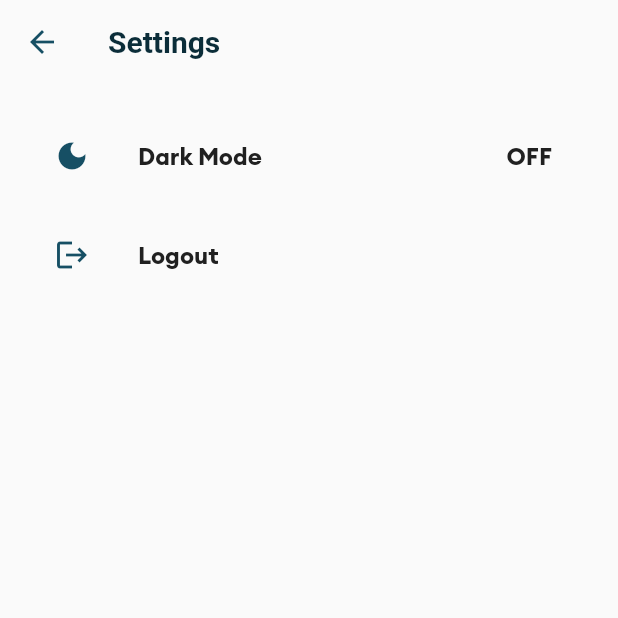
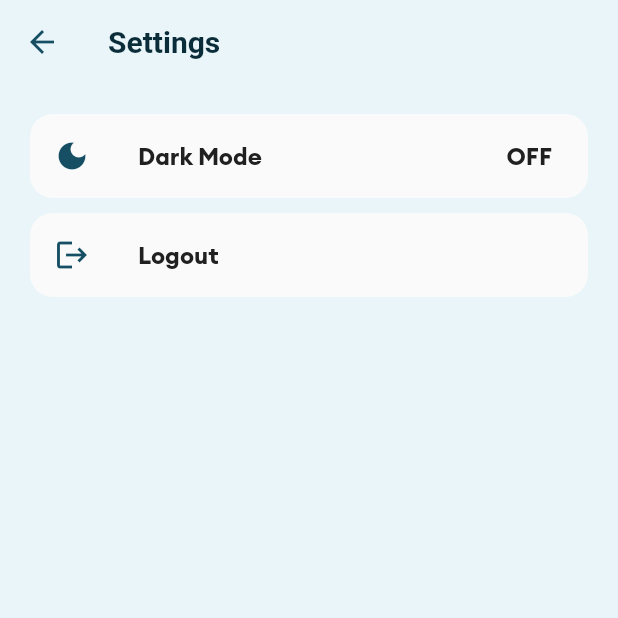
Before and after one commit to rojanshr1996/demo_notes_app, a Flutter app: the Settings screen opened by its route, after a tap on "Logout", on a phone screen of 412 x 824 dp, the top half of it. Run offline on Flutter 3.47's test engine with Material 2 defaults, Android fonts, the phone set to English and light mode, and no system bars; our stand-ins replace cloud_firestore, equatable, firebase_auth, firebase_core, flutter_bloc, flutter_screenutil and 3 more; missing offline and left inert: cloud_firestore_web, custom_widgets, firebase_analytics_web, firebase_auth_web, firebase_core_web, share_plus_web and 1 more; accounts and stored records are empty; network calls fail.

Commit message:
Light mode added to all the screens

```diff
--- a/lib/helpers/loading/loading_screen.dart
+++ b/lib/helpers/loading/loading_screen.dart
@@ -44,7 +44,7 @@ class LoadingScreen {
               minWidth: size.width * 0.5,
             ),
             decoration: BoxDecoration(
-              color: Theme.of(context).backgroundColor,
+              color: Theme.of(context).scaffoldBackgroundColor,
               borderRadius: BorderRadius.circular(10),
             ),
             child: Padding(
--- a/lib/main.dart
+++ b/lib/main.dart
@@ -5,10 +5,8 @@ import 'package:demo_app_bloc/cubit/post_cubit.dart';
 import 'package:demo_app_bloc/services/auth_services.dart';
 import 'package:demo_app_bloc/services/post_service.dart';
 import 'package:demo_app_bloc/utils/app_colors.dart';
-import 'package:demo_app_bloc/view/auth/login_screen.dart';
 import 'package:demo_app_bloc/view/route/app_router.dart';
 import 'package:demo_app_bloc/view/route/routes.dart';
-import 'package:device_preview/device_preview.dart';
 import 'package:firebase_core/firebase_core.dart';
 import 'package:flutter/material.dart';
 import 'package:flutter_bloc/flutter_bloc.dart';
--- a/lib/utils/app_colors.dart
+++ b/lib/utils/app_colors.dart
@@ -33,16 +33,17 @@ class AppColors {
 
 class ThemeClass {
   static ThemeData lightTheme = ThemeData(
-      scaffoldBackgroundColor: AppColors.cDarkBlueLight,
-      primaryColor: AppColors.cLightShade,
+      scaffoldBackgroundColor: AppColors.cLightShade,
+      primaryColor: AppColors.cDarkBlueAccent,
       fontFamily: "euclid",
       splashColor: AppColors.cBlueShade.withAlpha(40),
       highlightColor: AppColors.transparent,
-      colorScheme: const ColorScheme.light(
+      colorScheme: ColorScheme.light(
         background: AppColors.cLight,
         error: AppColors.cRedAccent,
         primary: AppColors.cDarkBlueAccent,
         secondary: AppColors.cLight,
+        shadow: AppColors.cDarkBlueLight.withAlpha(220),
       ),
       buttonTheme: const ButtonThemeData(
         highlightColor: AppColors.transparent,
@@ -77,10 +78,11 @@ class ThemeClass {
     fontFamily: "euclid",
     splashColor: AppColors.cBlueShade.withAlpha(40),
     highlightColor: AppColors.transparent,
-    colorScheme: const ColorScheme.dark(
+    colorScheme: ColorScheme.dark(
       error: AppColors.cRedAccent,
       primary: AppColors.cDarkBlue,
       secondary: AppColors.cDarkBlueAccent,
+      shadow: AppColors.cSkyBlue.withAlpha(200),
     ),
     textTheme: const TextTheme(
       titleLarge: TextStyle(fontSize: 28, fontWeight: black, color: AppColors.cLight, letterSpacing: 0.5),
--- a/lib/view/auth/login_screen.dart
+++ b/lib/view/auth/login_screen.dart
@@ -60,7 +60,7 @@ class _LoginScreenState extends State<LoginScreen> {
     context.read<AuthBloc>().add(const AuthEventInitialize());
     return RemoveFocus(
       child: Scaffold(
-        backgroundColor: Theme.of(context).backgroundColor,
+        backgroundColor: Theme.of(context).scaffoldBackgroundColor,
         body: BlocConsumer<AuthBloc, AuthState>(
           listener: (context, state) async {
             if (state.isLoading) {
@@ -114,7 +114,7 @@ class _LoginScreenState extends State<LoginScreen> {
                                           color: Theme.of(context).colorScheme.background,
                                           boxShadow: [
                                             BoxShadow(
-                                                color: AppColors.cSkyBlue.withAlpha(200),
+                                                color: Theme.of(context).colorScheme.shadow,
                                                 blurRadius: 8,
                                                 offset: const Offset(0, 3)),
                                           ],
@@ -151,7 +151,7 @@ class _LoginScreenState extends State<LoginScreen> {
                                           color: Theme.of(context).colorScheme.background,
                                           boxShadow: [
                                             BoxShadow(
-                                                color: AppColors.cSkyBlue.withAlpha(200),
+                                                color: Theme.of(context).colorScheme.shadow,
                                                 blurRadius: 8,
                                                 offset: const Offset(0, 3)),
                                           ],
--- a/lib/view/auth/signup_screen.dart
+++ b/lib/view/auth/signup_screen.dart
@@ -52,7 +52,7 @@ class _SingupScreenState extends State<SingupScreen> {
   Widget build(BuildContext context) {
     return RemoveFocus(
       child: Scaffold(
-        backgroundColor: Theme.of(context).backgroundColor,
+        backgroundColor: Theme.of(context).scaffoldBackgroundColor,
         body: BlocConsumer<AuthBloc, AuthState>(
           listener: (context, state) async {
             if (state.isLoading) {
@@ -119,7 +119,7 @@ class _SingupScreenState extends State<SingupScreen> {
                                         color: Theme.of(context).colorScheme.background,
                                         boxShadow: [
                                           BoxShadow(
-                                              color: AppColors.cSkyBlue.withAlpha(200),
+                                              color: Theme.of(context).colorScheme.shadow,
                                               blurRadius: 8,
                                               offset: const Offset(0, 3)),
                                         ],
@@ -156,7 +156,7 @@ class _SingupScreenState extends State<SingupScreen> {
                                         color: Theme.of(context).colorScheme.background,
                                         boxShadow: [
                                           BoxShadow(
-                                              color: AppColors.cSkyBlue.withAlpha(200),
+                                              color: Theme.of(context).colorScheme.shadow,
                                               blurRadius: 8,
                                               offset: const Offset(0, 3)),
                                         ],
--- a/lib/view/route/app_router.dart
+++ b/lib/view/route/app_router.dart
@@ -1,6 +1,5 @@
 import 'package:demo_app_bloc/model/model.dart';
 import 'package:demo_app_bloc/services/cloud/cloud_note.dart';
-import 'package:demo_app_bloc/services/crud/notes_service.dart';
 import 'package:demo_app_bloc/view/another_page.dart';
 import 'package:demo_app_bloc/view/auth/login_screen.dart';
 import 'package:demo_app_bloc/view/auth/signup_screen.dart';
--- a/lib/view/settings.dart
+++ b/lib/view/settings.dart
@@ -1,5 +1,11 @@
 import 'package:custom_widgets/custom_widgets.dart';
+import 'package:demo_app_bloc/bloc/authBloc/auth_bloc.dart';
+import 'package:demo_app_bloc/bloc/authBloc/auth_event.dart';
+import 'package:demo_app_bloc/bloc/authBloc/auth_state.dart';
+import 'package:demo_app_bloc/view/auth/login_screen.dart';
 import 'package:flutter/material.dart';
+import 'package:flutter_bloc/flutter_bloc.dart';
+import 'package:path/path.dart';
 
 class Settings extends StatefulWidget {
   const Settings({Key? key}) : super(key: key);
@@ -21,12 +27,19 @@ class _SettingsState extends State<Settings> {
   @override
   Widget build(BuildContext context) {
     return Scaffold(
-        backgroundColor: Theme.of(context).backgroundColor,
+      backgroundColor: Theme.of(context).scaffoldBackgroundColor,
       appBar: AppBar(
         elevation: 0,
         title: const Text("Settings"),
       ),
-        body: SizedBox(
+      body: BlocConsumer<AuthBloc, AuthState>(
+        listener: (context, state) {
+          if (state is AuthStateLoggedOut) {
+            Utilities.removeStackActivity(context, const LoginScreen());
+          }
+        },
+        builder: (context, state) {
+          return SizedBox(
             height: Utilities.screenHeight(context),
             width: Utilities.screenWidth(context),
             child: SingleChildScrollView(
@@ -36,7 +49,7 @@ class _SettingsState extends State<Settings> {
                   children: [
                     Container(
                       decoration: BoxDecoration(
-                        color: Theme.of(context).colorScheme.background, borderRadius: BorderRadius.circular(15)),
+                          color: Theme.of(context).colorScheme.secondary, borderRadius: BorderRadius.circular(15)),
                       child: ListTile(
                         leading: Icon(
                           Icons.dark_mode,
@@ -59,13 +72,15 @@ class _SettingsState extends State<Settings> {
                     const SizedBox(height: 10),
                     Container(
                       decoration: BoxDecoration(
-                        color: Theme.of(context).colorScheme.background, borderRadius: BorderRadius.circular(15)),
+                          color: Theme.of(context).colorScheme.secondary, borderRadius: BorderRadius.circular(15)),
                       child: ListTile(
                         leading: Icon(
                           Icons.logout,
                           color: Theme.of(context).colorScheme.primary,
                         ),
-                      onTap: () {},
+                        onTap: () {
+                          BlocProvider.of<AuthBloc>(context).add(const AuthEventLogout());
+                        },
                         title: Text(
                           "Logout",
                           style: Theme.of(context).textTheme.bodyLarge,
@@ -76,6 +91,9 @@ class _SettingsState extends State<Settings> {
                 ),
               ),
             ),
-        ));
+          );
+        },
+      ),
+    );
   }
 }
```
Also changed, not shown: lib/view/index_screen.dart (+9 -11 lines), lib/view/notes/create_update_notes_screen.dart (+4 -5 lines), lib/view/notes/notes_list_view.dart (+4 -5 lines), lib/view/notes/notes_screen.dart (+10 -6 lines), lib/view/posts/post_detail_screen.dart (+8 -41 lines), lib/view/posts/posts_bloc_screen.dart (+13 -12 lines), lib/widgets/no_data_widget.dart (+10 -10 lines), 1 other file. Lines whose indentation alone changed are shown as unchanged.
